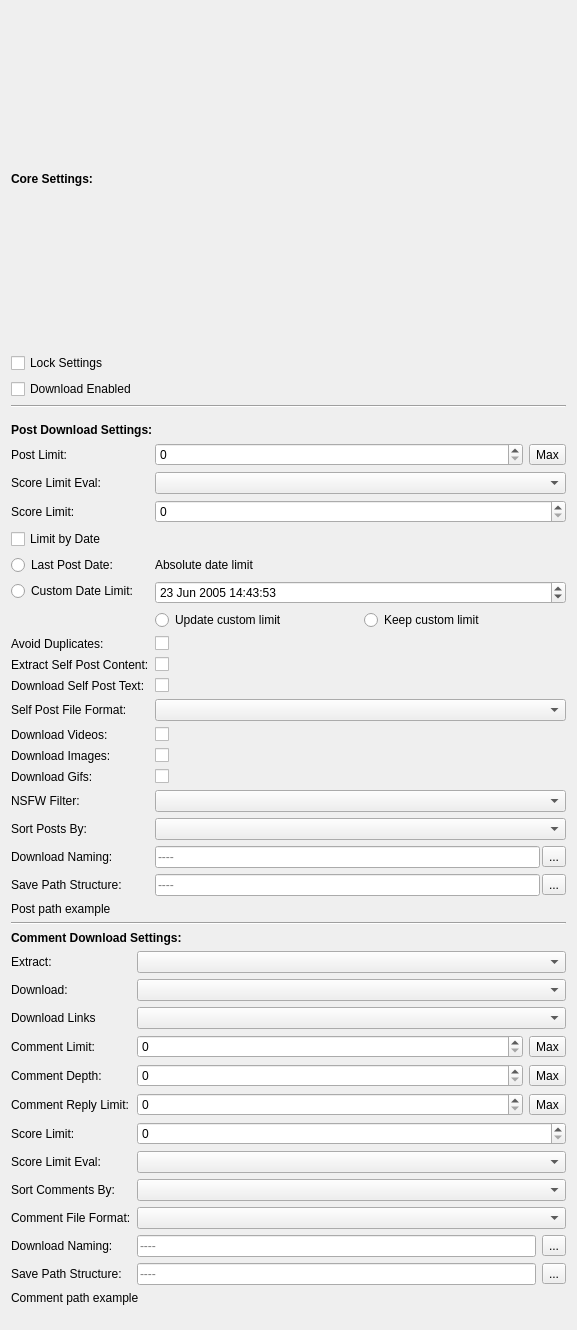
The window that Resources/ui_files/widgets/object_settings_widget.ui (MalloyDelacroix/DownloaderForReddit) describes before a commit, drawn with Qt 5.
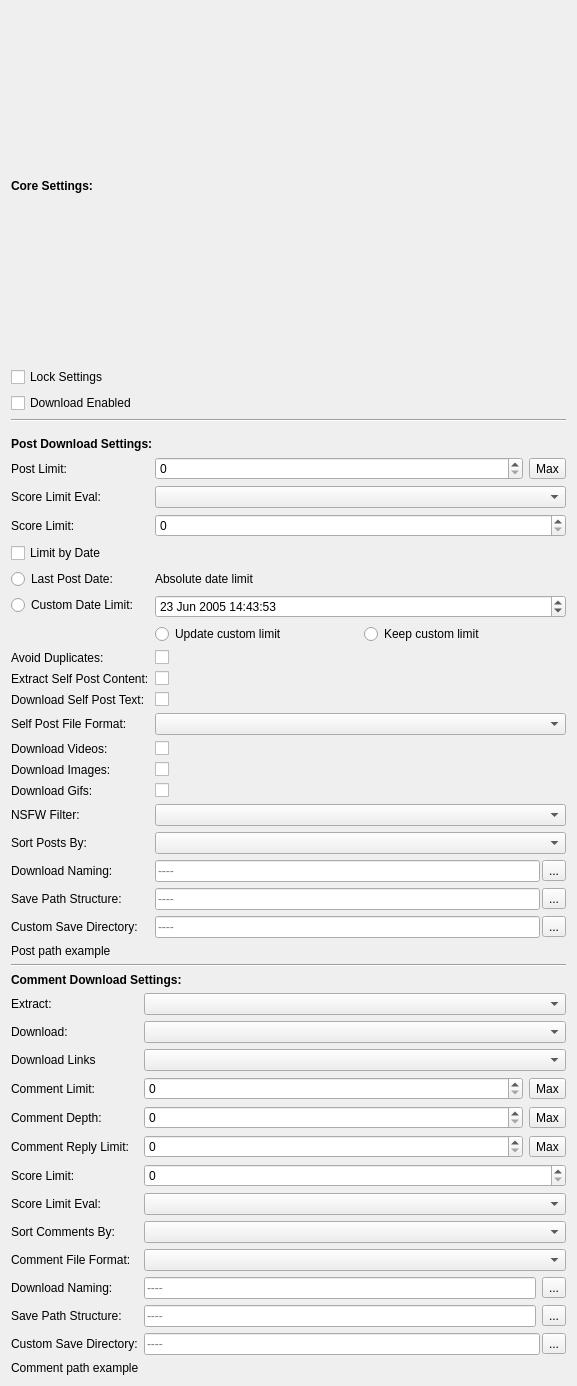
The same window after the commit.

Commit message: Add ability to set custom save paths for reddit object posts and comments

Patch:
```diff
--- a/Resources/ui_files/widgets/object_settings_widget.ui
+++ b/Resources/ui_files/widgets/object_settings_widget.ui
@@ -7,7 +7,7 @@
     <x>0</x>
     <y>0</y>
     <width>577</width>
-    <height>1330</height>
+    <height>1386</height>
    </rect>
   </property>
   <property name="windowTitle">
@@ -310,7 +310,7 @@
          </item>
         </layout>
        </item>
-       <item row="24" column="0" colspan="2">
+       <item row="25" column="0" colspan="2">
         <widget class="QLabel" name="post_path_example_label">
          <property name="text">
           <string>Post path example</string>
@@ -396,6 +396,40 @@
          </item>
         </layout>
        </item>
+       <item row="24" column="0">
+        <widget class="QLabel" name="label_5">
+         <property name="toolTip">
+          <string>&lt;html&gt;&lt;head/&gt;&lt;body&gt;&lt;p&gt;Allows you to set a custom path at which content from posts will be saved.  If left blank, the global setting for either user or subreddit will be used.&lt;/p&gt;&lt;/body&gt;&lt;/html&gt;</string>
+         </property>
+         <property name="text">
+          <string>Custom Save Directory:</string>
+         </property>
+        </widget>
+       </item>
+       <item row="24" column="1">
+        <layout class="QHBoxLayout" name="horizontalLayout_9">
+         <property name="spacing">
+          <number>2</number>
+         </property>
+         <item>
+          <widget class="QLineEdit" name="custom_post_save_path_line_edit">
+           <property name="placeholderText">
+            <string>----</string>
+           </property>
+          </widget>
+         </item>
+         <item>
+          <widget class="QToolButton" name="choose_custom_post_save_path_button">
+           <property name="toolTip">
+            <string>Choose folder</string>
+           </property>
+           <property name="text">
+            <string>...</string>
+           </property>
+          </widget>
+         </item>
+        </layout>
+       </item>
       </layout>
      </item>
      <item>
@@ -568,7 +602,7 @@
          </item>
         </layout>
        </item>
-       <item row="16" column="0" colspan="2">
+       <item row="17" column="0" colspan="2">
         <widget class="QLabel" name="comment_path_example_label">
          <property name="text">
           <string>Comment path example</string>
@@ -635,6 +669,40 @@
          </item>
         </layout>
        </item>
+       <item row="16" column="0">
+        <widget class="QLabel" name="label_6">
+         <property name="toolTip">
+          <string>&lt;html&gt;&lt;head/&gt;&lt;body&gt;&lt;p&gt;Allows you to set a custom path at which content from comments will be saved.  If left blank, the global setting for either user or subreddit will be used.&lt;/p&gt;&lt;/body&gt;&lt;/html&gt;</string>
+         </property>
+         <property name="text">
+          <string>Custom Save Directory:</string>
+         </property>
+        </widget>
+       </item>
+       <item row="16" column="1">
+        <layout class="QHBoxLayout" name="horizontalLayout_11">
+         <property name="spacing">
+          <number>2</number>
+         </property>
+         <item>
+          <widget class="QLineEdit" name="custom_comment_save_path_line_edit">
+           <property name="placeholderText">
+            <string>----</string>
+           </property>
+          </widget>
+         </item>
+         <item>
+          <widget class="QToolButton" name="choose_custom_comment_save_path_button">
+           <property name="toolTip">
+            <string>Choose folder</string>
+           </property>
+           <property name="text">
+            <string>...</string>
+           </property>
+          </widget>
+         </item>
+        </layout>
+       </item>
       </layout>
      </item>
     </layout>
```
The commit also changes 8 other files.
